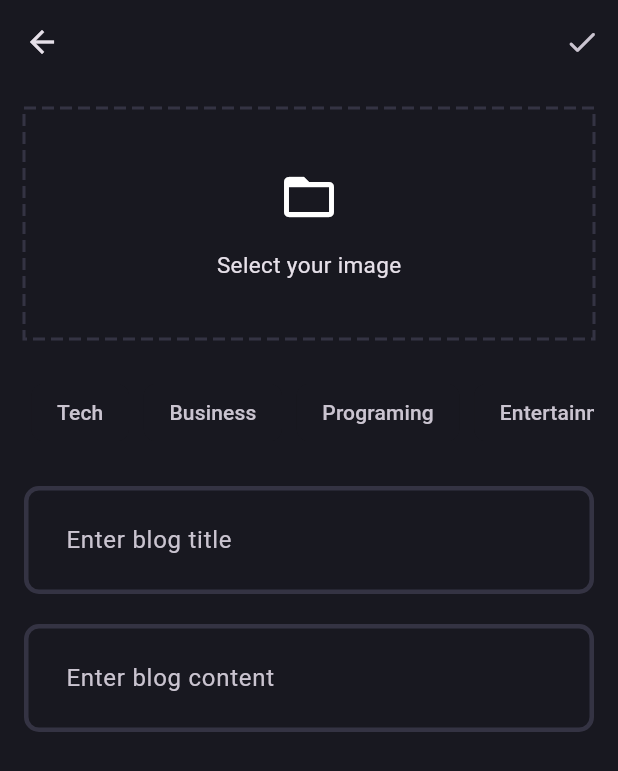
After one commit to flexxy-07/WriteFlow, a Flutter app: the AddNewBlogPage screen opened directly, after a tap on "Select your image", on a phone screen of 412 x 824 dp. The commit adds this screen. Shown: the top 771 px of the screen. Run offline on Flutter 3.47's test engine with Material 3 defaults, Android fonts, the phone set to English and light mode, and no system bars; drawn by our look-alikes of dotted_border; our stand-ins replace flutter_bloc, fpdart, get_it, image_picker, supabase_flutter; accounts and stored records are empty.

Commit message:
implemented till tthe blog rep implementation

```diff
--- /dev/null
+++ b/lib/core/common/utils/pick_image.dart
@@ -0,0 +1,16 @@
+import 'dart:io';
+
+import 'package:image_picker/image_picker.dart';
+
+Future<File?> pickImage() async {
+  try {
+    final xFile = await ImagePicker().pickImage(source: ImageSource.gallery);
+
+    if (xFile != null) {
+      return File(xFile.path);
+    }
+    return null;
+  } catch (e) {
+    return null;
+  }
+}
--- a/lib/core/theme/theme.dart
+++ b/lib/core/theme/theme.dart
@@ -12,6 +12,12 @@ class AppTheme {
     appBarTheme: const AppBarTheme(
       backgroundColor: AppPallete.backgroundColor,
     ),
+    chipTheme: ChipThemeData(
+      color: WidgetStatePropertyAll(
+        AppPallete.backgroundColor,
+      ),
+      side: BorderSide.none
+    ),
     inputDecorationTheme: InputDecorationTheme(
       contentPadding: const EdgeInsets.all(24),
       enabledBorder: _border()  ,
--- /dev/null
+++ b/lib/features/blog/data/datasources/blog_remote_data_source.dart
@@ -0,0 +1,39 @@
+import 'dart:io';
+
+import 'package:blog_app/core/error/exceptions.dart';
+import 'package:blog_app/features/blog/data/models/blog_model.dart';
+import 'package:supabase_flutter/supabase_flutter.dart';
+
+abstract interface class BlogRemoteDataSource {
+  Future<BlogModel> uploadBlog(BlogModel blog);
+  Future<String> uploadBlogImage({
+    required File image,
+    required BlogModel blog,
+
+  });
+}
+
+class BlogRemoteDataSourceImpl implements BlogRemoteDataSource {
+  final SupabaseClient supabaseClient;
+  BlogRemoteDataSourceImpl(this.supabaseClient);
+  @override
+  Future<BlogModel> uploadBlog(BlogModel blog) async {
+    try {
+      final blogData = await supabaseClient.from('blogs').insert(blog.toJson());
+      return BlogModel.fromJson(blogData.first);
+    }catch (e) {
+      throw ServerException(e.toString());
+    }
+  }
+
+  @override
+  Future<String> uploadBlogImage({required File image, required BlogModel blog}) async {
+    try{
+      await supabaseClient.storage.from('blog_images').upload(blog.id, image);
+      return supabaseClient.storage.from('blog_images').getPublicUrl(blog.id);
+    }catch(e) {
+      throw ServerException(e.toString());
+    }
+  }
+
+}
--- /dev/null
+++ b/lib/features/blog/data/models/blog_model.dart
@@ -0,0 +1,57 @@
+import 'package:blog_app/features/blog/domain/entities/blog.dart';
+
+class BlogModel extends Blog {
+  BlogModel({
+    required super.id,
+    required super.title,
+    required super.content,
+    required super.imageUrl,
+    required super.posterId,
+    required super.updatedAt,
+    required super.topics,
+  });
+
+  Map<String, dynamic> toJson() {
+    return {
+      'id': id,
+      'title': title,
+      'content': content,
+      'image_url': imageUrl,
+      'poster_id': posterId,
+      'updated_at': updatedAt.toIso8601String(),
+      'topics': topics,
+    };
+  }
+
+  factory BlogModel.fromJson(Map<String, dynamic> json) {
+    return BlogModel(
+      id: json['id'] as String,
+      title: json['title'] as String,
+      content: json['content'] as String,
+      imageUrl: json['image_url'] as String,
+      posterId: json['poster_id'] as String,
+      updatedAt: DateTime.parse(json['updated_at'] as String),
+      topics: List<String>.from(json['topics'] as List),
+    );
+  }
+
+  BlogModel copyWith({
+    String? id,
+    String? title,
+    String? content,
+    String? imageUrl,
+    String? posterId,
+    DateTime? updatedAt,
+    List<String>? topics,
+  }) {
+    return BlogModel(
+      id: id ?? this.id,
+      title: title ?? this.title,
+      content: content ?? this.content,
+      imageUrl: imageUrl ?? this.imageUrl,
+      posterId: posterId ?? this.posterId,
+      updatedAt: updatedAt ?? this.updatedAt,
+      topics: topics ?? this.topics,
+    );
+  }
+}
--- /dev/null
+++ b/lib/features/blog/data/repositories/blog_repository_impl.dart
@@ -0,0 +1,47 @@
+import 'dart:io';
+
+import 'package:blog_app/core/error/exceptions.dart';
+import 'package:blog_app/core/error/failures.dart';
+import 'package:blog_app/features/blog/data/datasources/blog_remote_data_source.dart';
+import 'package:blog_app/features/blog/data/models/blog_model.dart';
+import 'package:blog_app/features/blog/domain/entities/blog.dart';
+import 'package:blog_app/features/blog/domain/entities/repositories/blog_repository.dart';
+import 'package:fpdart/fpdart.dart';
+import 'package:uuid/uuid.dart';
+
+class BlogRepositoryImpl implements BlogRepository {
+  final BlogRemoteDataSource blogRemoteDataSource;
+  BlogRepositoryImpl(this.blogRemoteDataSource);
+  @override
+  Future<Either<Failure, Blog>> uploadBlog({
+    required File image,
+    required String title,
+    required String content,
+    required List<String> topics,
+    required String posterId,
+  }) async {
+    try {
+      BlogModel blogModel = BlogModel(
+      id: const Uuid().v1(),
+      title: title,
+      content: content,
+      imageUrl: '',
+      posterId: posterId,
+      updatedAt: DateTime.now(),
+      topics: topics,
+    );
+    final imageUrl = await blogRemoteDataSource.uploadBlogImage(image: image, blog: blogModel);
+
+    blogModel = blogModel.copyWith(
+      imageUrl: imageUrl
+    );
+
+    final uploadedBlog = await blogRemoteDataSource.uploadBlog(blogModel);
+
+    return right(uploadedBlog);
+    }on ServerException catch(e){
+      return left(Failure(e.message));
+    }
+
+  }
+}
--- /dev/null
+++ b/lib/features/blog/domain/entities/blog.dart
@@ -0,0 +1,44 @@
+class Blog {
+  final String id;
+  final String title;
+  final String content;
+  final String imageUrl;
+  final String posterId;
+  final DateTime updatedAt;
+  final List<String> topics;
+  Blog({
+    required this.id,
+    required this.title,
+    required this.content,
+    required this.imageUrl,
+    required this.posterId,
+    required this.updatedAt,
+    required this.topics,
+  });
+
+
+
+  Map<String, dynamic> toJson() {
+    return {
+      'id': id,
+      'title': title,
+      'content': content,
+      'image_url': imageUrl,
+      'poster_id': posterId,
+      'updated_at': updatedAt.toIso8601String(),
+      'topics': topics,
+    };
+  }
+
+  factory Blog.fromJson(Map<String, dynamic> json) {
+    return Blog(
+      id: json['id'] as String,
+      title: json['title'] as String,
+      content: json['content'] as String,
+      imageUrl: json['image_url'] as String,
+      posterId: json['poster_id'] as String,
+      updatedAt: DateTime.parse(json['updated_at'] as String),
+      topics: List<String>.from(json['topics'] as List),
+    );
+  }
+}
--- /dev/null
+++ b/lib/features/blog/domain/entities/repositories/blog_repository.dart
@@ -0,0 +1,15 @@
+import 'dart:io';
+
+import 'package:blog_app/core/error/failures.dart';
+import 'package:blog_app/features/blog/domain/entities/blog.dart';
+import 'package:fpdart/fpdart.dart';
+
+abstract interface class BlogRepository {
+  Future<Either<Failure, Blog>> uploadBlog ({
+    required File image,
+    required String title,
+    required String content,
+    required List<String> topics,
+    required String posterId,
+  });
+}
--- /dev/null
+++ b/lib/features/blog/presentation/pages/add_new_blog.dart
@@ -0,0 +1,143 @@
+import 'dart:io';
+
+import 'package:blog_app/core/common/utils/pick_image.dart';
+import 'package:blog_app/core/theme/app_pallete.dart';
+import 'package:blog_app/features/blog/presentation/widgets/blog_editor.dart';
+import 'package:dotted_border/dotted_border.dart';
+import 'package:flutter/material.dart';
+
+class AddNewBlogPage extends StatefulWidget {
+  static route() =>
+      MaterialPageRoute(builder: (context) => const AddNewBlogPage());
+  const AddNewBlogPage({super.key});
+
+  @override
+  State<AddNewBlogPage> createState() => _AddNewBlogPageState();
+}
+
+class _AddNewBlogPageState extends State<AddNewBlogPage> {
+  final titleController = TextEditingController();
+  final contentController = TextEditingController();
+  List<String> selectedTopics = [];
+  File? image;
+
+  void selectImage() async {
+    final pickedImage = await pickImage();
+    if (pickedImage != null) {
+      setState(() {
+        image = pickedImage;
+      });
+    }
+  }
+
+  @override
+  void dispose() {
+    titleController.dispose();
+    contentController.dispose();
+    super.dispose();
+  }
+
+  @override
+  Widget build(BuildContext context) {
+    return Scaffold(
+      appBar: AppBar(
+        actions: [
+          IconButton(onPressed: () {}, icon: const Icon(Icons.done_rounded)),
+        ],
+      ),
+      body: SingleChildScrollView(
+        child: Padding(
+          padding: const EdgeInsets.all(16),
+          child: Column(
+            children: [
+              image != null
+                  ? GestureDetector(
+                    onTap: () {
+                        selectImage();
+                      },
+                    child: SizedBox(
+                        height: 150,
+                        width: double.infinity,
+                        child: ClipRRect(borderRadius: BorderRadius.circular(10) ,child: Image.file(image!, fit: BoxFit.cover )),
+                      ),
+                  )
+                  : GestureDetector(
+                      onTap: () {
+                        selectImage();
+                      },
+                      child: DottedBorder(
+                        options: RectDottedBorderOptions(
+                          color: AppPallete.borderColor,
+                          strokeWidth: 2,
+                          dashPattern: [8, 4],
+                        ),
+                        child: Container(
+                          height: 150,
+                          width: double.infinity,
+                          child: Column(
+                            mainAxisAlignment: MainAxisAlignment.center,
+                            children: [
+                              Icon(Icons.folder_open, size: 40),
+                              SizedBox(height: 15),
+                              Text(
+                                'Select your image',
+                                style: TextStyle(fontSize: 15),
+                              ),
+                            ],
+                          ),
+                        ),
+                      ),
+                    ),
+              const SizedBox(height: 20),
+              SingleChildScrollView(
+                scrollDirection: Axis.horizontal,
+                child: Row(
+                  children: ['Tech', 'Business', 'Programing', 'Entertainment']
+                      .map(
+                        (e) => Padding(
+                          padding: const EdgeInsets.all(5.0),
+                          child: GestureDetector(
+                            onTap: () {
+                              if (selectedTopics.contains(e)) {
+                                selectedTopics.remove(e);
+                              } else {
+                                selectedTopics.add(e);
+                              }
+                              setState(() {});
+                            },
+                            child: Chip(
+                              label: Text(e),
+                              color: selectedTopics.contains(e)
+                                  ? const WidgetStatePropertyAll(
+                                      AppPallete.gradient1,
+                                    )
+                                  : null,
+                              side: selectedTopics.contains(e)
+                                  ? null
+                                  : const BorderSide(
+                                      color: AppPallete.backgroundColor,
+                                    ),
+                            ),
+                          ),
+                        ),
+                      )
+                      .toList(),
+                ),
+              ),
+              const SizedBox(height: 20),
+              BlogEditor(
+                controller: titleController,
+                hintText: 'Enter blog title',
+              ),
+              const SizedBox(height: 20),
+              BlogEditor(
+                controller: contentController,
+                hintText: 'Enter blog content',
+              ),
+            ],
+          ),
+        ),
+      ),
+    );
+  }
+}
--- /dev/null
+++ b/lib/features/blog/presentation/widgets/blog_editor.dart
@@ -0,0 +1,20 @@
+import 'package:flutter/material.dart';
+import 'package:flutter/widgets.dart';
+
+class BlogEditor extends StatelessWidget {
+  final TextEditingController controller;
+  final String hintText;
+  const BlogEditor({super.key,required this.controller, required this.hintText});
+
+  @override
+  Widget build(BuildContext context) {
+    return TextFormField(
+      controller: controller,
+      decoration: InputDecoration(
+        hintText: hintText,
+        border: InputBorder.none
+    ),
+    maxLines: null,
+    );
+  }
+}
--- a/pubspec.yaml
+++ b/pubspec.yaml
@@ -38,6 +38,9 @@ dependencies:
   supabase_flutter: ^2.12.0
   flutter_bloc: ^9.1.1
   get_it: ^9.2.0
+  dotted_border: ^3.1.0
+  image_picker: ^1.2.1
+  uuid: ^4.5.3
 
 dev_dependencies:
   flutter_test:
```
Also changed, not shown: lib/features/blog/presentation/pages/blog_page.dart (added, +24 -0 lines), lib/main.dart (+3 -6 lines), pubspec.lock, 5 other files.
